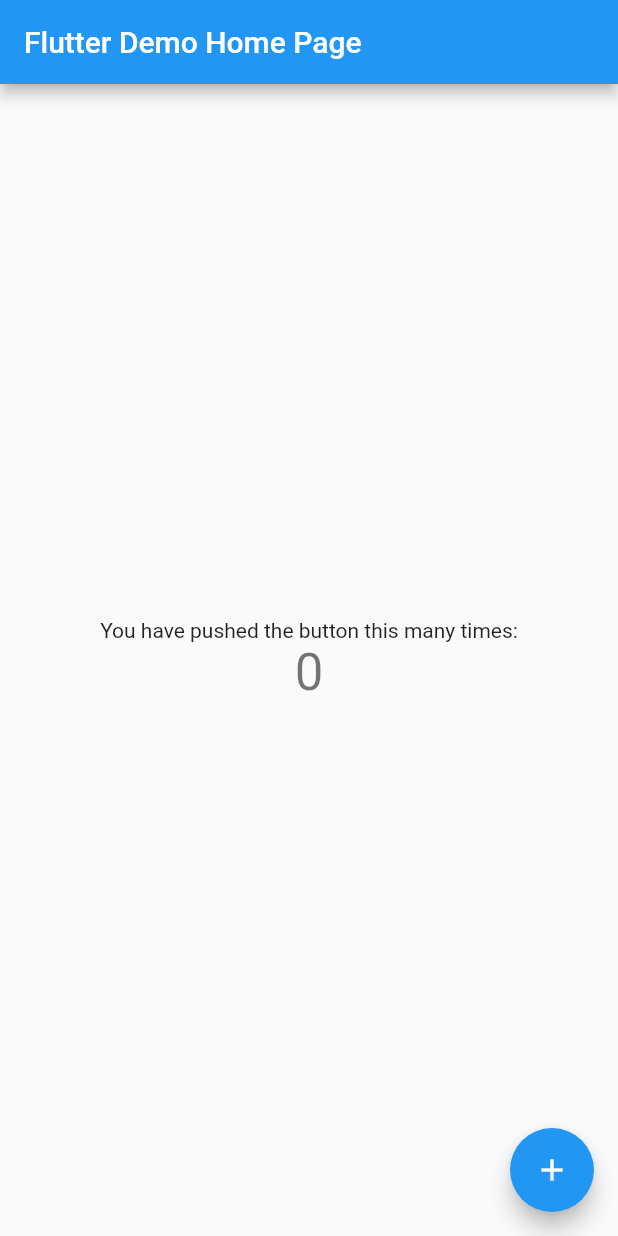
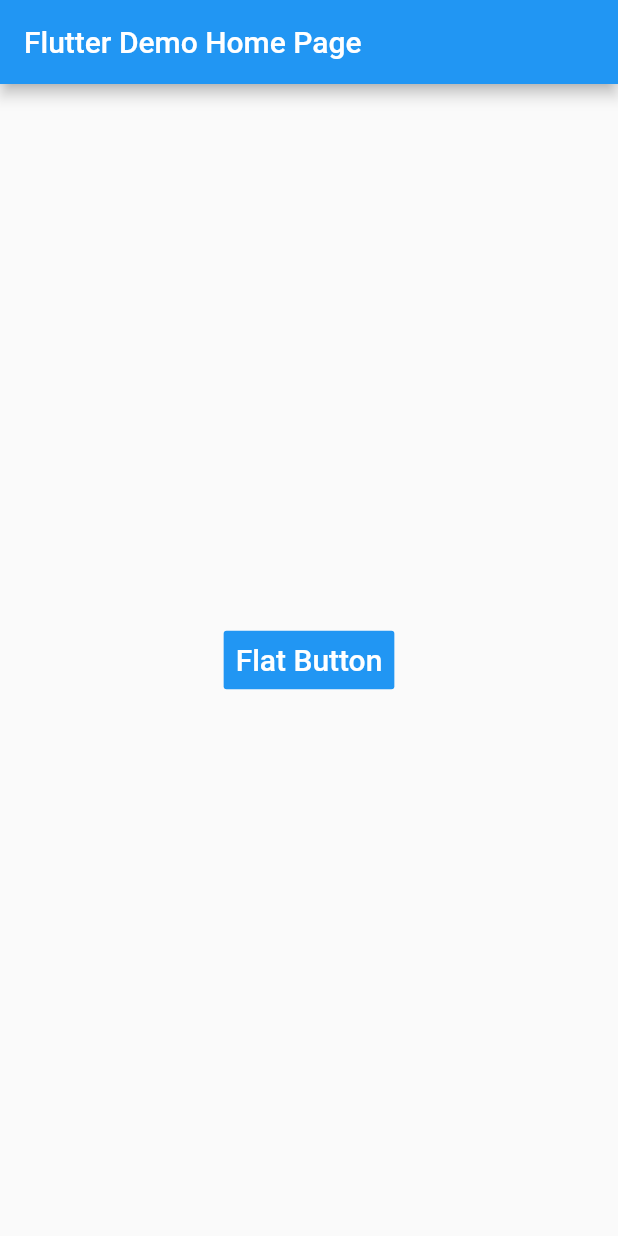
Before and after one commit to antoniott15/flutter-testing, a Flutter app: the screen it shows after launch, on a phone screen of 412 x 824 dp. Run offline on Flutter 3.47's test engine with Material 2 defaults, Android fonts, the phone set to English and light mode, and no system bars.

Commit message:
not working i suck

```diff
--- a/testing/lib/main.dart
+++ b/testing/lib/main.dart
@@ -1,3 +1,5 @@
+import 'dart:math';
+
 import 'package:flutter/material.dart';
 
 void main() => runApp(MyApp());
@@ -28,15 +30,6 @@ class MyApp extends StatelessWidget {
 class MyHomePage extends StatefulWidget {
   MyHomePage({Key key, this.title}) : super(key: key);
 
-  // This widget is the home page of your application. It is stateful, meaning
-  // that it has a State object (defined below) that contains fields that affect
-  // how it looks.
-
-  // This class is the configuration for the state. It holds the values (in this
-  // case the title) provided by the parent (in this case the App widget) and
-  // used by the build method of the State. Fields in a Widget subclass are
-  // always marked "final".
-
   final String title;
 
   @override
@@ -46,66 +39,65 @@ class MyHomePage extends StatefulWidget {
 class _MyHomePageState extends State<MyHomePage> {
   int _counter = 0;
 
-  void _incrementCounter() {
-    setState(() {
-      // This call to setState tells the Flutter framework that something has
-      // changed in this State, which causes it to rerun the build method below
-      // so that the display can reflect the updated values. If we changed
-      // _counter without calling setState(), then the build method would not be
-      // called again, and so nothing would appear to happen.
-      _counter++;
-    });
-  }
+  void onPressed = () =>{
+
+  };
 
   @override
   Widget build(BuildContext context) {
-    // This method is rerun every time setState is called, for instance as done
-    // by the _incrementCounter method above.
-    //
-    // The Flutter framework has been optimized to make rerunning build methods
-    // fast, so that you can just rebuild anything that needs updating rather
-    // than having to individually change instances of widgets.
+
     return Scaffold(
       appBar: AppBar(
-        // Here we take the value from the MyHomePage object that was created by
-        // the App.build method, and use it to set our appbar title.
         title: Text(widget.title),
       ),
-      body: Center(
-        // Center is a layout widget. It takes a single child and positions it
-        // in the middle of the parent.
+
+      body:
+      Center(
         child: Column(
-          // Column is also a layout widget. It takes a list of children and
-          // arranges them vertically. By default, it sizes itself to fit its
-          // children horizontally, and tries to be as tall as its parent.
-          //
-          // Invoke "debug painting" (press "p" in the console, choose the
-          // "Toggle Debug Paint" action from the Flutter Inspector in Android
-          // Studio, or the "Toggle Debug Paint" command in Visual Studio Code)
-          // to see the wireframe for each widget.
-          //
-          // Column has various properties to control how it sizes itself and
-          // how it positions its children. Here we use mainAxisAlignment to
-          // center the children vertically; the main axis here is the vertical
-          // axis because Columns are vertical (the cross axis would be
-          // horizontal).
           mainAxisAlignment: MainAxisAlignment.center,
           children: <Widget>[
-            Text(
-              'You have pushed the button this many times:',
-            ),
-            Text(
-              '$_counter',
-              style: Theme.of(context).textTheme.display1,
-            ),
+         FlatButton(
+              color: Colors.blue,
+              textColor: Colors.white,
+              disabledColor: Colors.grey,
+              disabledTextColor: Colors.black,
+              padding: EdgeInsets.all(8.0),
+              splashColor: Colors.blueAccent,
+              onPressed: () {
+                 Navigator.push(
+                    context,
+                    MaterialPageRoute(builder: (context) => SecondRoute()),
+                  );
+              },
+              child: Text(
+                "Flat Button",
+                style: TextStyle(fontSize: 20.0),
+              ),
+            )
           ],
         ),
+
       ),
-      floatingActionButton: FloatingActionButton(
-        onPressed: _incrementCounter,
-        tooltip: 'Increment',
-        child: Icon(Icons.add),
-      ), // This trailing comma makes auto-formatting nicer for build methods.
+
     );
   }
 }
+
+class SecondRoute extends StatelessWidget {
+  @override
+  Widget build(BuildContext context) {
+    return Scaffold(
+      appBar: AppBar(
+        title: Text("Second Route"),
+      ),
+      body: Center(
+        child: RaisedButton(
+          onPressed: () {
+            // Navigate back to first route when tapped.
+          },
+          child: Text('Go back!'),
+        ),
+      ),
+    );
+  }
+}
```
Also changed, not shown: testing/fonts/Quicksand/Quicksand-300.ttf (added), testing/fonts/Quicksand/Quicksand-500.ttf (added), testing/fonts/Quicksand/Quicksand-600.ttf (added), testing/fonts/Quicksand/Quicksand-700.ttf (added), testing/fonts/Quicksand/Quicksand-regular.ttf (added).
